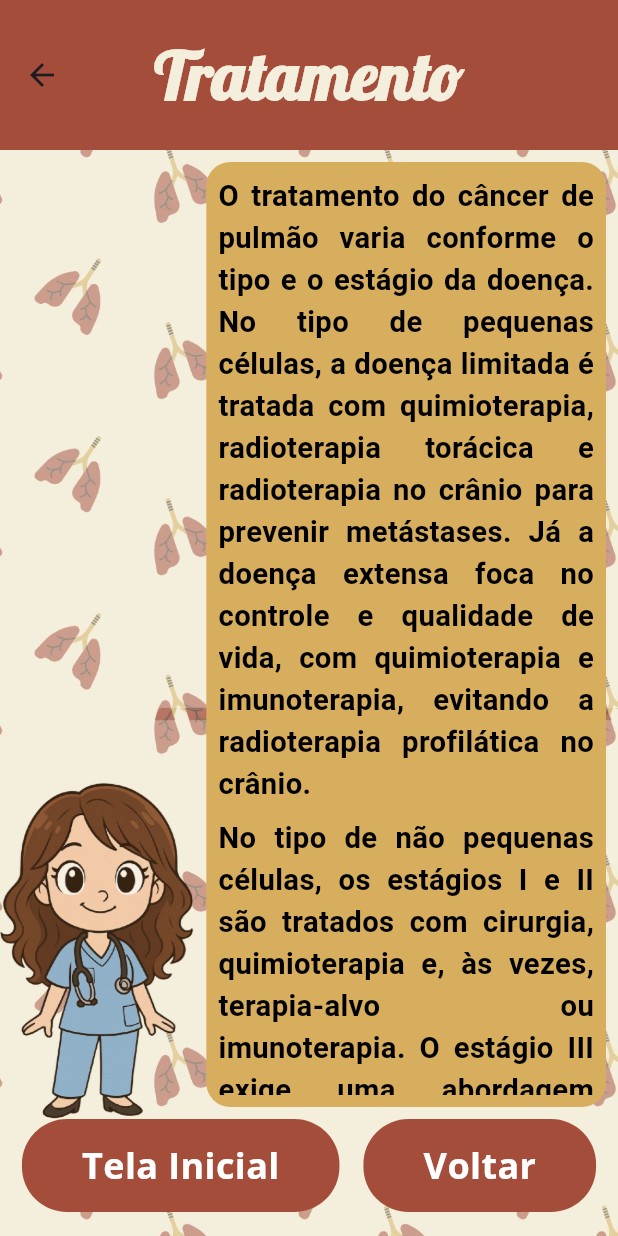
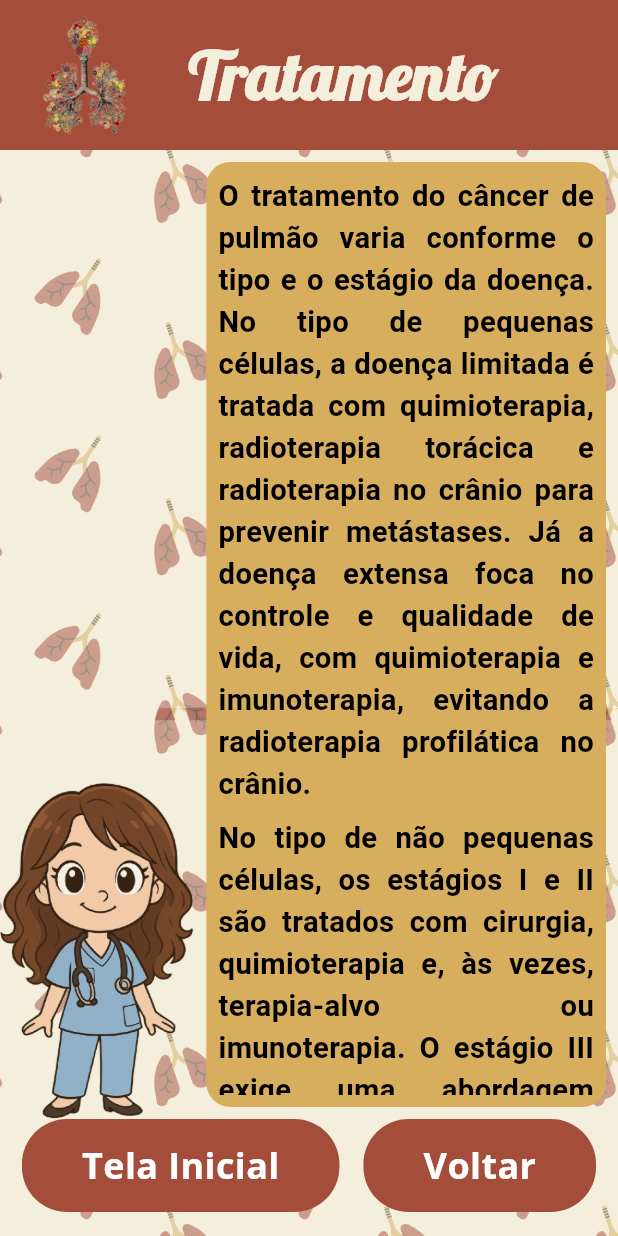
Before and after one commit to Wfab1/FlowersLung, a Flutter app: the InfoTratamentoPage screen opened directly, on a phone screen of 412 x 824 dp. Run offline on Flutter 3.47's test engine with Material 3 defaults, Android fonts, the phone set to English and light mode, and no system bars; our stand-ins replace google_fonts; Roboto replaces fonts that are missing (Adamina).

Commit message:
Tela "InfoTratamento" pronta.

```diff
--- a/lib/infoTratamento_page.dart
+++ b/lib/infoTratamento_page.dart
@@ -32,7 +32,15 @@ class _InfoTratamentoPage extends State<InfoTratamentoPage> {
       toolbarHeight: 100,
       centerTitle: true,
       backgroundColor: Color(0xFFa54d3b),
-      title: Text(
+      title: Row(
+        children: [
+        Image.asset(
+        'assets/images/PulmaoComFlores.png',
+        width: 80,
+        height: 80,
+      ),
+      SizedBox(width: 30),
+      Text(
         'Tratamento',
         style: GoogleFonts.lobster(
           color: Color(0xFFF4EEDD),
@@ -40,7 +48,9 @@ class _InfoTratamentoPage extends State<InfoTratamentoPage> {
           fontWeight: FontWeight.w700,
         ),
       ),
-    );
+      ],
+      ) ,
+      );
   }
 
   buildListView() {
--- a/lib/main.dart
+++ b/lib/main.dart
@@ -1,7 +1,7 @@
-import 'package:flowerslung/escreverMensagem_page.dart';
+import 'package:flowerslung/infoTratamento_page.dart';
 import 'package:flutter/material.dart';
 
 void main() {
-  runApp(MaterialApp(home: EscreverMensagemPage(),)
+  runApp(MaterialApp(home: InfoTratamentoPage(),)
   );
 }
```
